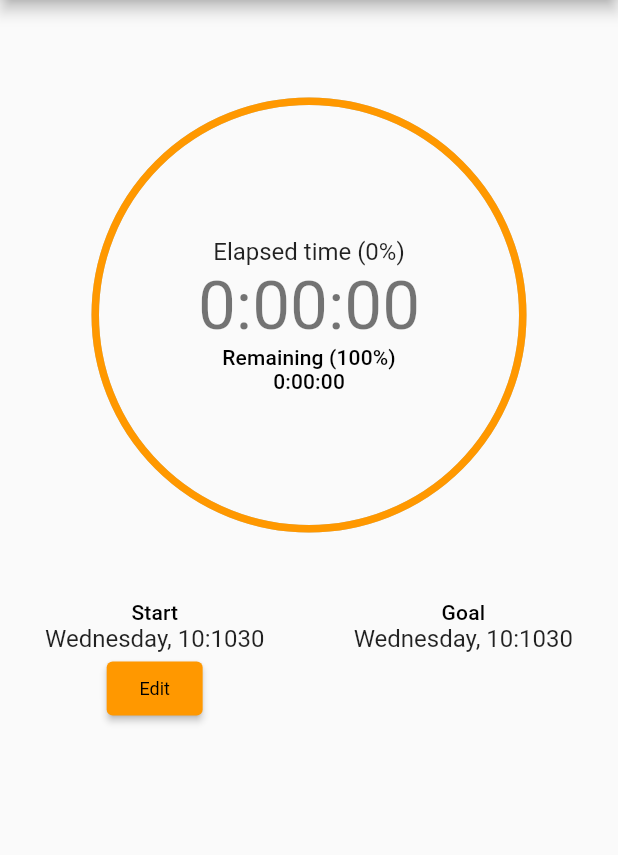
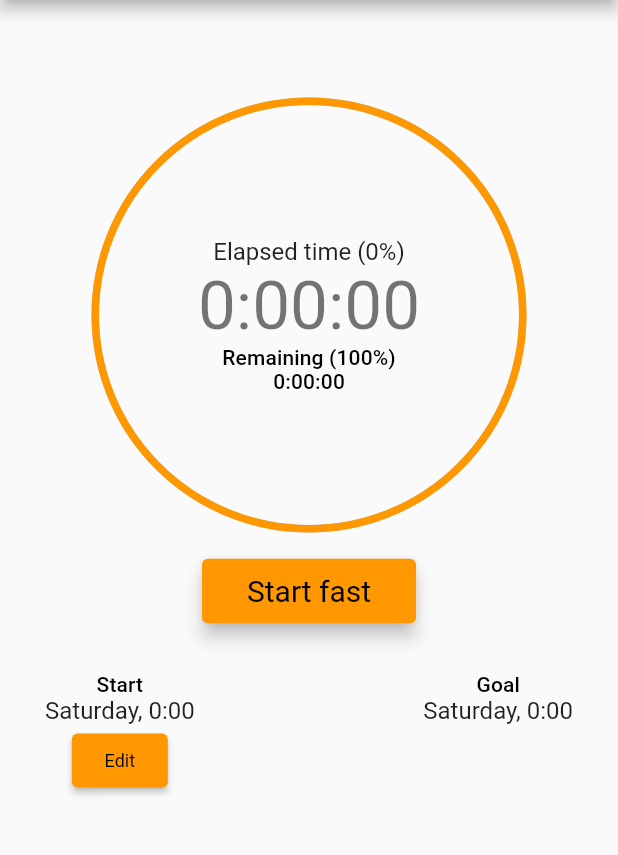
Before and after one commit to pithuene/null, a Flutter app: the first screen one second after launch, on a phone screen of 412 x 824 dp, the part 84-939 px from its top. Run offline on Flutter 3.47's test engine with Material 2 defaults, Android fonts, the phone set to English and light mode, and no system bars; drawn by our look-alikes of percent_indicator; our stand-ins replace flutter_datetime_picker.

Commit message:
Add toggle fast button

```diff
--- a/lib/main.dart
+++ b/lib/main.dart
@@ -111,7 +111,7 @@ class GoalTime extends StatelessWidget {
 }
 
 class _MyHomePageState extends State<MyHomePage> {
-  DateTime start = DateTime.now();
+  DateTime? start;
   Duration fastDuration = Duration(hours: 16);
   Timer? tickTimer;
   Duration elapsed = Duration();
@@ -122,12 +122,14 @@ class _MyHomePageState extends State<MyHomePage> {
   void initState() {
     super.initState();
     tickTimer = Timer.periodic(Duration(seconds: 1), (timer) {
+      if (start != null) {
         setState(() {
             DateTime now = DateTime.now();
-        elapsed = now.difference(start);
+            elapsed = now.difference(start!);
             remaining = fastDuration - elapsed;
             elapsedPercent = elapsed.inSeconds / fastDuration.inSeconds;
         });
+      }
     });
   }
 
@@ -148,9 +150,31 @@ class _MyHomePageState extends State<MyHomePage> {
     return 'Remaining ($percent%)';
   }
 
+  void toggleFast() {
+    bool wasFasting = start != null;
+    if (wasFasting) {
+      // TODO: Save finished fast
+      setState(() {
+        start = null;
+        elapsed = Duration.zero;
+        remaining = Duration.zero;
+        remaining = Duration.zero;
+      });
+    } else {
+      // Start fast
+      setState(() {
+        start = DateTime.now();
+      });
+    }
+  }
+
   @override
   Widget build(BuildContext context) {
-    final ButtonStyle buttonStyle = ElevatedButton.styleFrom(textStyle: const TextStyle(fontSize: 20));
+    final ButtonStyle toggleFastButtonStyle = ElevatedButton.styleFrom(
+      textStyle: const TextStyle(fontSize: 20),
+      padding: EdgeInsets.symmetric(vertical: 10, horizontal: 30),
+      elevation: 5,
+    );
     return Scaffold(
       appBar: AppBar(
         title: Text(widget.title),
@@ -199,6 +223,11 @@ class _MyHomePageState extends State<MyHomePage> {
                 ),
               ],
             ),
+            ElevatedButton(
+              style: toggleFastButtonStyle,
+              onPressed: toggleFast,
+              child: (start == null) ?  const Text('Start fast') : const Text('End fast'),
+            ),
             Container(
               child: Row(
                 crossAxisAlignment: CrossAxisAlignment.start,
```
Lines whose indentation alone changed are shown as unchanged.
